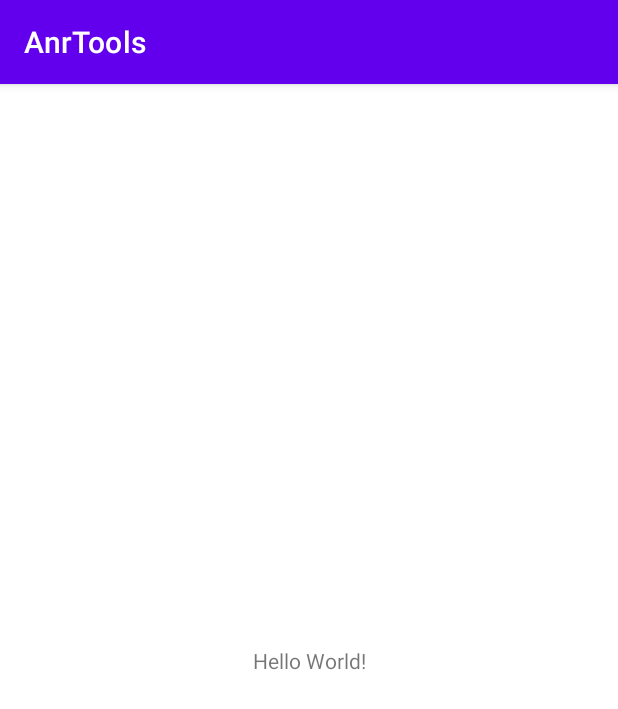
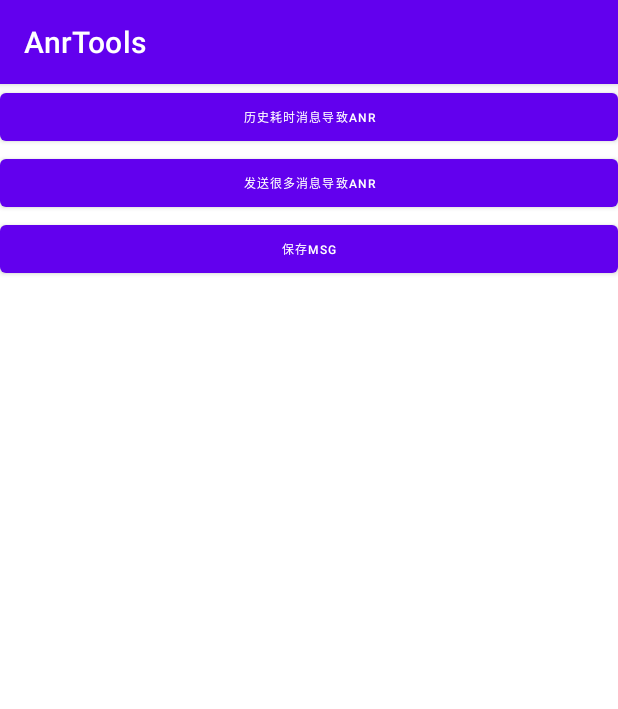
Before and after one commit to yoyoyr/AnrTools, an Android app: the screen it shows after launch (MainActivity), on a phone screen of 412 x 824 dp. Shown: the top 709 px of the screen. Run offline under Robolectric (Android 15) with nearby library versions, the phone set to English and light mode, and no system bars.

Commit message:
【Feature】 ui调整

```diff
--- a/app/src/main/java/com/tools/anrtools/MainActivity.kt
+++ b/app/src/main/java/com/tools/anrtools/MainActivity.kt
@@ -2,6 +2,7 @@ package com.tools.anrtools
 
 import androidx.appcompat.app.AppCompatActivity
 import android.os.Bundle
+import android.widget.Button
 
 class MainActivity : AppCompatActivity() {
 
@@ -9,5 +10,16 @@ class MainActivity : AppCompatActivity() {
         super.onCreate(savedInstanceState)
         setContentView(R.layout.activity_main)
 
+        findViewById<Button>(R.id.bigAnr).setOnClickListener {
+
+        }
+
+        findViewById<Button>(R.id.manyAnr).setOnClickListener {
+
+        }
+
+        findViewById<Button>(R.id.saveMsg).setOnClickListener {
+
+        }
     }
 }
--- a/app/src/main/res/layout/activity_main.xml
+++ b/app/src/main/res/layout/activity_main.xml
@@ -1,18 +1,33 @@
 <?xml version="1.0" encoding="utf-8"?>
-<androidx.constraintlayout.widget.ConstraintLayout xmlns:android="http://schemas.android.com/apk/res/android"
-    xmlns:app="http://schemas.android.com/apk/res-auto"
+<LinearLayout xmlns:android="http://schemas.android.com/apk/res/android"
     xmlns:tools="http://schemas.android.com/tools"
     android:layout_width="match_parent"
     android:layout_height="match_parent"
+    android:orientation="vertical"
     tools:context=".MainActivity">
 
-    <TextView
-        android:layout_width="wrap_content"
-        android:layout_height="wrap_content"
-        android:text="Hello World!"
-        app:layout_constraintBottom_toBottomOf="parent"
-        app:layout_constraintLeft_toLeftOf="parent"
-        app:layout_constraintRight_toRightOf="parent"
-        app:layout_constraintTop_toTopOf="parent" />
+    <Button
+        android:id="@+id/bigAnr"
+        android:layout_width="match_parent"
+        android:layout_height="44dp"
+        android:gravity="center"
+        android:textSize="@dimen/sp_18"
+        android:text="历史耗时消息导致anr" />
 
-</androidx.constraintlayout.widget.ConstraintLayout>
+    <Button
+        android:id="@+id/manyAnr"
+        android:layout_width="match_parent"
+        android:layout_height="44dp"
+        android:gravity="center"
+        android:textSize="@dimen/sp_18"
+        android:text="发送很多消息导致anr" />
+
+    <Button
+        android:id="@+id/saveMsg"
+        android:layout_width="match_parent"
+        android:layout_height="44dp"
+        android:gravity="center"
+        android:textSize="@dimen/sp_18"
+        android:text="保存msg" />
+
+</LinearLayout>
```
